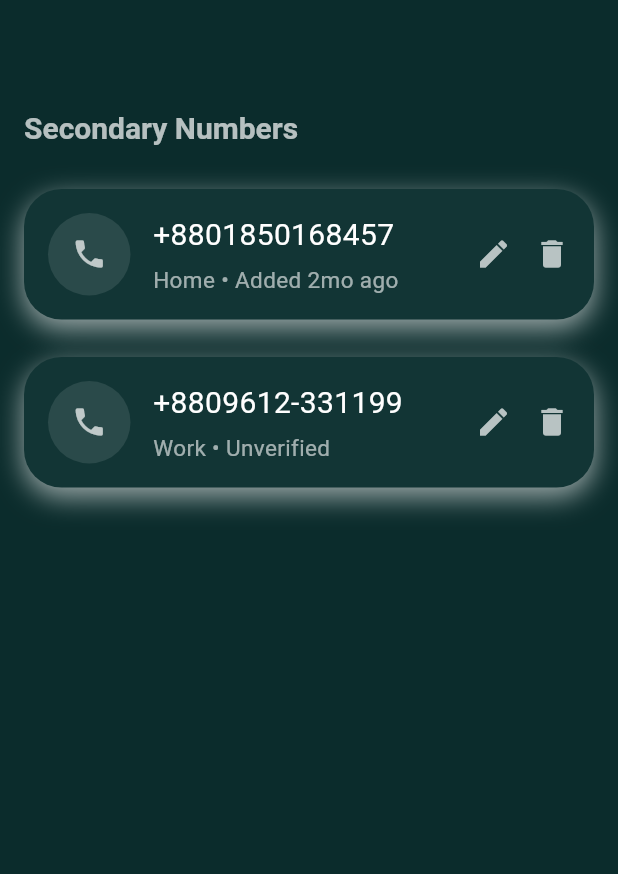
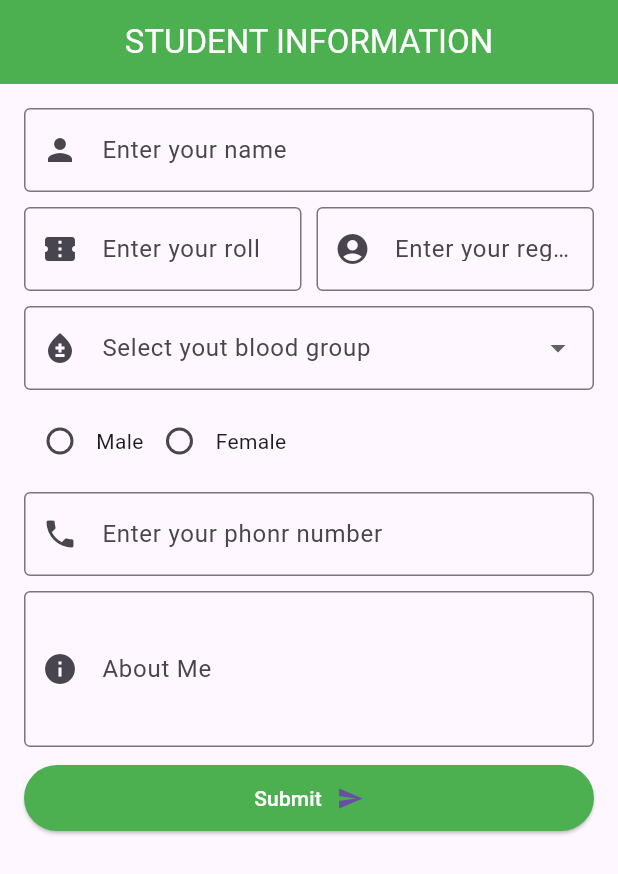
Before and after one commit to israt610/Mobile_App_Development_Lab, a Flutter app: the screen it shows after launch, on a phone screen of 412 x 824 dp. Shown: the top 874 px of the screen. Run offline on Flutter 3.47's test engine with Material 3 defaults, Android fonts, the phone set to English and light mode, and no system bars.

Commit message:
Added from practice 01

```diff
--- /dev/null
+++ b/lib/form_practice_01.dart
@@ -0,0 +1,226 @@
+import 'package:flutter/material.dart';
+
+class BUCSE9 extends StatefulWidget {
+  const BUCSE9({super.key});
+
+  @override
+  State<BUCSE9> createState() => _BUCSE9FormState();
+}
+
+class _BUCSE9FormState extends State<BUCSE9> {
+
+  final TextEditingController nameController = TextEditingController();
+  final TextEditingController rollController = TextEditingController();
+  final TextEditingController regController = TextEditingController();
+  final TextEditingController phoneController = TextEditingController();
+  final TextEditingController aboutController = TextEditingController();
+
+  String? bloodGroup;
+  String? gender;
+
+  String result = "";
+
+  void submitForm() {
+
+    setState(() {
+      result =
+      "Name: ${nameController.text}\n"
+      "Roll: ${rollController.text}\n"
+      "Registration: ${regController.text}\n"
+      "Blood Group: ${bloodGroup ?? "Not Selected"}\n"
+      "Gender: ${gender ?? "Not Selected"}\n"
+      "Phone: ${phoneController.text}\n"
+      "About: ${aboutController.text}";
+    });
+
+    // reset
+    nameController.clear();
+    rollController.clear();
+    regController.clear();
+    phoneController.clear();
+    aboutController.clear();
+
+    setState(() {
+      bloodGroup = null;
+      gender = null;
+    });
+  }
+
+  @override
+  Widget build(BuildContext context) {
+
+    return Scaffold(
+      appBar: AppBar(
+        title: Text('STUDENT INFORMATION',
+        style: TextStyle(
+          color: Colors.white
+        ),),
+        centerTitle: true,
+        backgroundColor: Colors.green,
+      ),
+
+      body: SingleChildScrollView(
+        padding: EdgeInsets.all(16),
+
+        child: Column(
+          children: [
+
+            TextFormField(
+              controller: nameController,
+              decoration: InputDecoration(
+                prefixIcon: Icon(Icons.person),
+                labelText: 'Enter your name',
+                border: OutlineInputBorder(),
+              ),
+            ),
+
+            SizedBox(height: 10),
+
+            Row(
+              children: [
+
+                Expanded(
+                  child: TextFormField(
+                    controller: rollController,
+                    decoration: InputDecoration(
+                      prefixIcon: Icon(Icons.confirmation_number),
+                      labelText: 'Enter your roll',
+                      border: OutlineInputBorder(),
+                    ),
+                  ),
+                ),
+
+                SizedBox(width: 10),
+
+                Expanded(
+                  child: TextFormField(
+                    controller: regController,
+                    decoration: InputDecoration(
+                      prefixIcon: Icon(Icons.account_circle),
+                      labelText: 'Enter your reg. no.',
+                      border: OutlineInputBorder(),
+                    ),
+                  ),
+                ),
+
+              ],
+            ),
+
+            SizedBox(height: 10),
+
+            DropdownButtonFormField<String>(
+              value: bloodGroup,
+              decoration: InputDecoration(
+                prefixIcon: Icon(Icons.bloodtype),
+                labelText: 'Select yout blood group',
+                border: OutlineInputBorder(),
+              ),
+
+
+              items: ["A+","A-","B+","B-","AB+","AB-","O+","O-"]
+                  .map((e) => DropdownMenuItem(
+                value: e,
+                child: Text(e),
+              ))
+                  .toList(),
+
+              onChanged: (val) {
+                setState(() {
+                  bloodGroup = val;
+                });
+              },
+            ),
+
+            SizedBox(height: 10),
+
+            Row(
+              children: [
+          Radio(
+                  value: "Male",
+                  groupValue: gender,
+                  onChanged: (val) {
+                    setState(() {
+                      gender = val.toString();
+                    });
+                  },
+                ),
+                Text("Male"),
+
+                Radio(
+                  value: "Female",
+                  groupValue: gender,
+                  onChanged: (val) {
+                    setState(() {
+                      gender = val.toString();
+                    });
+                  },
+                ),
+                Text("Female"),
+
+              ],
+            ),
+
+            SizedBox(height: 10),
+
+            TextFormField(
+              controller: phoneController,
+              decoration: InputDecoration(
+                prefixIcon: Icon(Icons.phone),
+                labelText: 'Enter your phonr number',
+                border: OutlineInputBorder(),
+              ),
+            ),
+
+            SizedBox(height: 10),
+          TextFormField(
+            controller: aboutController,
+            maxLines: 3,
+            decoration: InputDecoration(
+              prefixIcon: Icon(Icons.info),
+              labelText: 'About Me',
+              border: OutlineInputBorder(),
+            ),
+          ),
+            SizedBox(height: 10),
+
+            ElevatedButton(
+              onPressed: submitForm,
+              style: ElevatedButton.styleFrom(
+                backgroundColor: Colors.green,
+                padding: EdgeInsets.symmetric(horizontal: 40, vertical: 12),
+              ),
+              child: Row(
+                mainAxisAlignment: MainAxisAlignment.center,
+                children: [
+                  Text("Submit",
+                  style: TextStyle(
+                    color: Colors.white),),
+                  SizedBox(width: 10),
+                  Icon(Icons.send),
+                ],
+              ),
+            ),
+
+            SizedBox(height: 10),
+
+            if (result.isNotEmpty)
+              Container(
+                width: double.infinity,
+                padding: EdgeInsets.all(15),
+                decoration: BoxDecoration(
+                  color: Colors.blue.shade50,
+                  borderRadius: BorderRadius.circular(10),
+                  border: Border.all(color: Colors.blueGrey),
+                ),
+                child: Text(
+                  result,
+                  style: TextStyle(fontSize: 10),
+                ),
+              ),
+
+          ],
+        ),
+      ),
+    );
+  }
+}
--- a/lib/main.dart
+++ b/lib/main.dart
@@ -112,168 +112,197 @@
 //   }
 // }
 
+
+
+
+
+
 //------------layout_design 02------------
+// import 'package:flutter/material.dart';
+
+// void main() {
+//   runApp(BUCSE9());
+// }
+
+// class BUCSE9 extends StatelessWidget {
+//   @override
+//   Widget build(BuildContext context) {
+//     return MaterialApp(
+//         debugShowCheckedModeBanner: false,
+//         home: Scaffold(
+//           backgroundColor: Color(0xFF0B2C2C),
+//           appBar: AppBar(
+//             backgroundColor: Color(0xFF0B2C2C),
+//             elevation: 0,
+//             toolbarHeight: 100,
+//             title: Padding(
+//               padding: const EdgeInsets.only(top: 70),
+//               child: Text(
+//                 "Secondary Numbers",
+//                 style: TextStyle(
+//                   color: Colors.white70,
+//                   fontSize: 20,
+//                   fontWeight: FontWeight.w700,
+//                 ),
+//               ),
+//             ),
+//             centerTitle: false,
+//           ),
+
+//           body: Padding(
+//             padding: const EdgeInsets.all(16.0),
+//             child: Column(
+//               children: [
+
+//                 SizedBox(height: 10),
+
+//                 Container(
+//                   padding: EdgeInsets.all(16),
+//                   decoration: BoxDecoration(
+//                     color: Color.fromARGB(255, 18, 53, 53),
+//                     borderRadius: BorderRadius.circular(25),
+//                     boxShadow: [
+//                       BoxShadow(
+//                         color: Colors.white.withOpacity(0.6),
+//                         blurRadius: 15,
+//                         offset: Offset(0, 6),
+//                       ),
+//                     ],
+//                   ),
+
+//                   child: Row(
+//                     children: [
+
+//                       Container(
+//                         height: 55,
+//                         width: 55,
+//                         decoration: BoxDecoration(
+//                           shape: BoxShape.circle,
+//                           color: Colors.white10,
+//                         ),
+//                         child: Icon(Icons.phone, color: Colors.white70),
+//                       ),
+
+//                       SizedBox(width: 15),
+
+//                       Expanded(
+//                         child: Column(
+//                           crossAxisAlignment: CrossAxisAlignment.start,
+//                           children: [
+//                             Text(
+//                               "+8801850168457",
+//                               style: TextStyle(
+//                                 color: Colors.white,
+//                                 fontSize: 20,
+//                               ),
+//                             ),
+//                             SizedBox(height: 5),
+//                             Text(
+//                               "Home • Added 2mo ago",
+//                               style: TextStyle(
+//                                 color: Colors.white60,
+//                                 fontSize: 15,
+//                               ),
+//                             ),
+//                           ],
+//                         ),
+//                       ),
+
+//                       Icon(Icons.edit, color: Colors.white70),
+//                       SizedBox(width: 15),
+//                       Icon(Icons.delete, color: Colors.white70),
+//                     ],
+//                   ),
+//                 ),
+
+//                 SizedBox(height: 25),
+
+//                Container(
+//                   padding: EdgeInsets.all(16),
+//                   decoration: BoxDecoration(
+//                     color: Color.fromARGB(255, 18, 53, 53),
+//                     borderRadius: BorderRadius.circular(25),
+//                     boxShadow: [
+//                       BoxShadow(
+//                         color: Colors.white.withOpacity(0.6),
+//                         blurRadius: 15,
+//                         offset: Offset(0, 6),
+//                       ),
+//                     ],
+//                   ),
+
+//                   child: Row(
+//                     children: [
+
+//                       Container(
+//                         height: 55,
+//                         width: 55,
+//                         decoration: BoxDecoration(
+//                           shape: BoxShape.circle,
+//                           color: Colors.white10,
+//                         ),
+//                         child: Icon(Icons.phone, color: Colors.white70),
+//                       ),
+
+//                       SizedBox(width: 15),
+
+//                       Expanded(
+//                         child: Column(
+//                           crossAxisAlignment: CrossAxisAlignment.start,
+//                           children: [
+//                             Text(
+//                               "+8809612-331199",
+//                               style: TextStyle(
+//                                 color: Colors.white,
+//                                 fontSize: 20,
+//                               ),
+//                             ),
+//                             SizedBox(height: 5),
+//                             Text(
+//                               "Work • Unverified",
+//                               style: TextStyle(
+//                                 color: Colors.white60,
+//                                 fontSize: 15,
+//                               ),
+//                             ),
+//                           ],
+//                         ),
+//                       ),
+
+//                       Icon(Icons.edit, color: Colors.white70),
+//                       SizedBox(width: 15),
+//                       Icon(Icons.delete, color: Colors.white70),
+//                     ],
+//                   ),
+//                 ),
+
+//               ],
+//             ),
+//           ),
+//         ));
+//   }
+// }
+
 import 'package:flutter/material.dart';
 
+import 'form_practice_01.dart';
+
 void main() {
-  runApp(BUCSE9());
+  runApp(const MainApp());
 }
 
-class BUCSE9 extends StatelessWidget {
+class MainApp extends StatelessWidget {
+  const MainApp({super.key});
+
   @override
   Widget build(BuildContext context) {
     return MaterialApp(
-        debugShowCheckedModeBanner: false,
-        home: Scaffold(
-          backgroundColor: Color(0xFF0B2C2C),
-          appBar: AppBar(
-            backgroundColor: Color(0xFF0B2C2C),
-            elevation: 0,
-            toolbarHeight: 100,
-            title: Padding(
-              padding: const EdgeInsets.only(top: 70),
-              child: Text(
-                "Secondary Numbers",
-                style: TextStyle(
-                  color: Colors.white70,
-                  fontSize: 20,
-                  fontWeight: FontWeight.w700,
-                ),
-              ),
-            ),
-            centerTitle: false,
-          ),
-
-          body: Padding(
-            padding: const EdgeInsets.all(16.0),
-            child: Column(
-              children: [
-
-                SizedBox(height: 10),
-
-                Container(
-                  padding: EdgeInsets.all(16),
-                  decoration: BoxDecoration(
-                    color: Color.fromARGB(255, 18, 53, 53),
-                    borderRadius: BorderRadius.circular(25),
-                    boxShadow: [
-                      BoxShadow(
-                        color: Colors.white.withOpacity(0.6),
-                        blurRadius: 15,
-                        offset: Offset(0, 6),
-                      ),
-                    ],
-                  ),
-
-                  child: Row(
-                    children: [
-
-                      Container(
-                        height: 55,
-                        width: 55,
-                        decoration: BoxDecoration(
-                          shape: BoxShape.circle,
-                          color: Colors.white10,
-                        ),
-                        child: Icon(Icons.phone, color: Colors.white70),
-                      ),
-
-                      SizedBox(width: 15),
-
-                      Expanded(
-                        child: Column(
-                          crossAxisAlignment: CrossAxisAlignment.start,
-                          children: [
-                            Text(
-                              "+8801850168457",
-                              style: TextStyle(
-                                color: Colors.white,
-                                fontSize: 20,
-                              ),
-                            ),
-                            SizedBox(height: 5),
-                            Text(
-                              "Home • Added 2mo ago",
-                              style: TextStyle(
-                                color: Colors.white60,
-                                fontSize: 15,
-                              ),
-                            ),
-                          ],
-                        ),
-                      ),
-
-                      Icon(Icons.edit, color: Colors.white70),
-                      SizedBox(width: 15),
-                      Icon(Icons.delete, color: Colors.white70),
-                    ],
-                  ),
-                ),
-
-                SizedBox(height: 25),
-
-               Container(
-                  padding: EdgeInsets.all(16),
-                  decoration: BoxDecoration(
-                    color: Color.fromARGB(255, 18, 53, 53),
-                    borderRadius: BorderRadius.circular(25),
-                    boxShadow: [
-                      BoxShadow(
-                        color: Colors.white.withOpacity(0.6),
-                        blurRadius: 15,
-                        offset: Offset(0, 6),
-                      ),
-                    ],
-                  ),
-
-                  child: Row(
-                    children: [
-
-                      Container(
-                        height: 55,
-                        width: 55,
-                        decoration: BoxDecoration(
-                          shape: BoxShape.circle,
-                          color: Colors.white10,
-                        ),
-                        child: Icon(Icons.phone, color: Colors.white70),
-                      ),
-
-                      SizedBox(width: 15),
-
-                      Expanded(
-                        child: Column(
-                          crossAxisAlignment: CrossAxisAlignment.start,
-                          children: [
-                            Text(
-                              "+8809612-331199",
-                              style: TextStyle(
-                                color: Colors.white,
-                                fontSize: 20,
-                              ),
-                            ),
-                            SizedBox(height: 5),
-                            Text(
-                              "Work • Unverified",
-                              style: TextStyle(
-                                color: Colors.white60,
-                                fontSize: 15,
-                              ),
-                            ),
-                          ],
-                        ),
-                      ),
-
-                      Icon(Icons.edit, color: Colors.white70),
-                      SizedBox(width: 15),
-                      Icon(Icons.delete, color: Colors.white70),
-                    ],
-                  ),
-                ),
-
-              ],
-            ),
-          ),
-        ));
+      debugShowCheckedModeBanner: false,
+      home: SafeArea(
+        child: Scaffold(
+          body: BUCSE9(),
+        ),
+      ),
+    );
   }
 }
```
Also changed, not shown: 1 other file.
